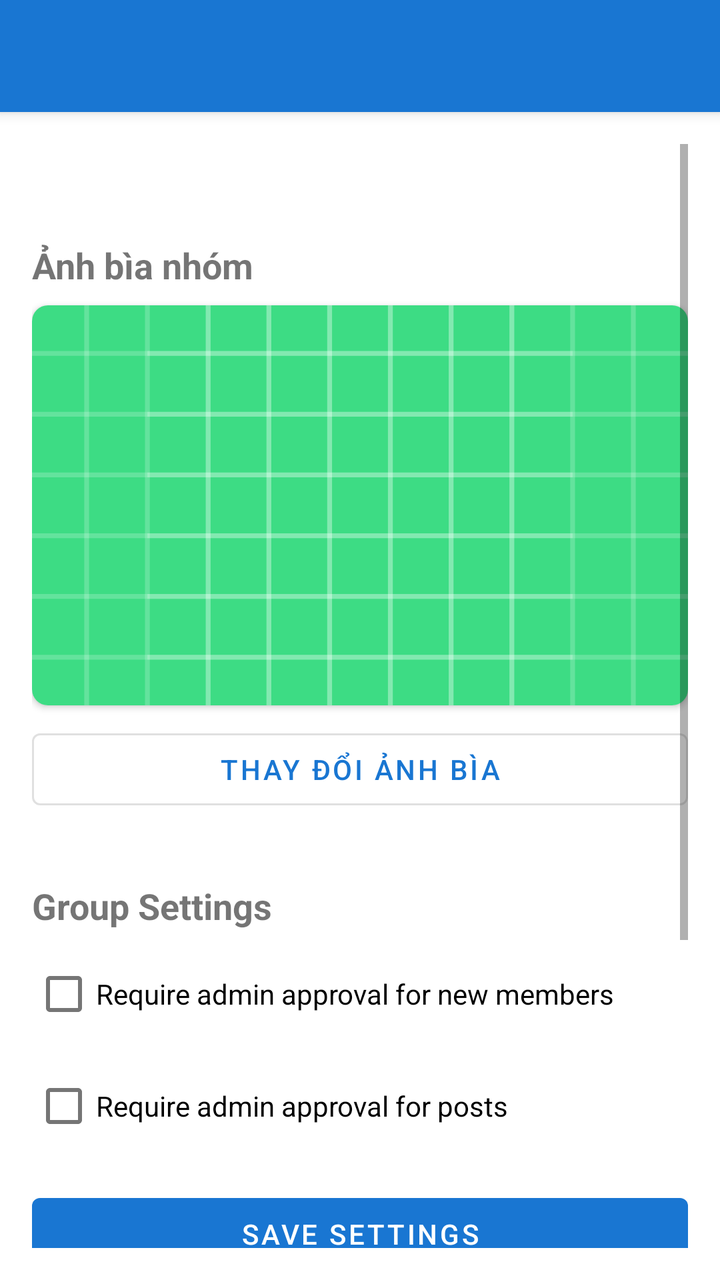
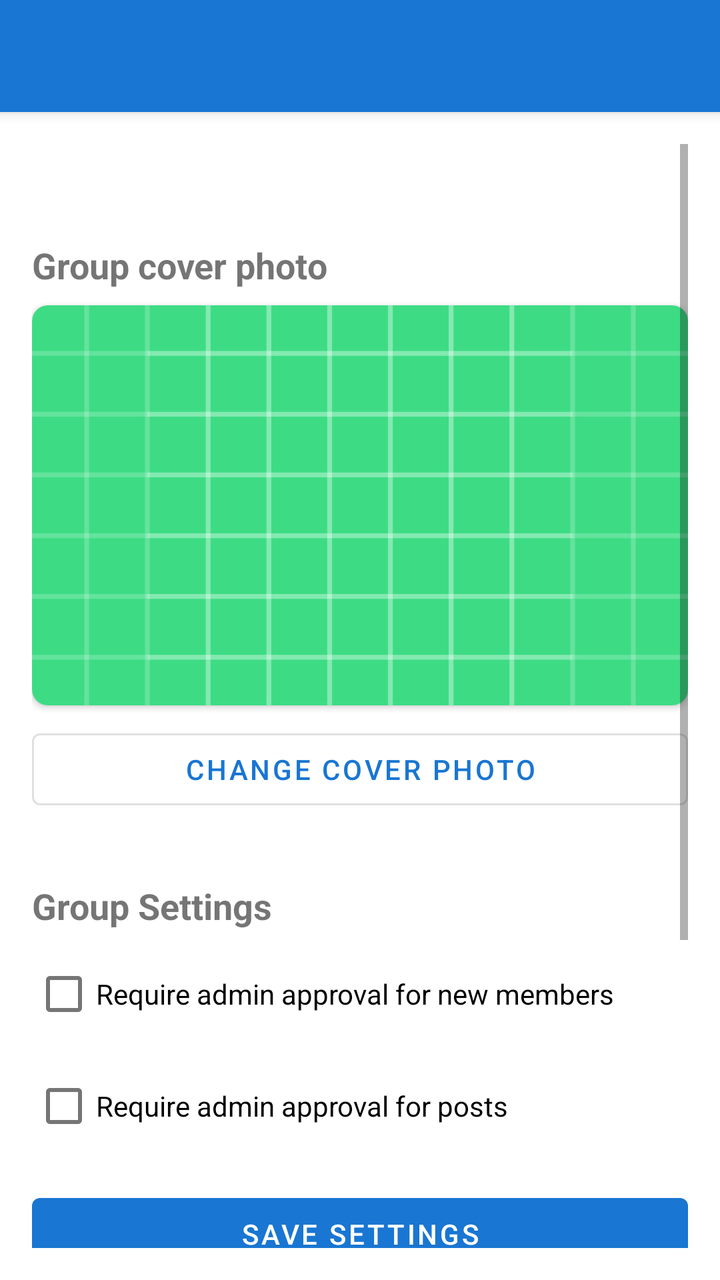

Before-and-after screenshots of an Android layout around one commit, followed by the original layout XML and the change that was made.
<!-- AndroidManifest.xml: application theme Theme.RunMapProApp -->
<!-- res/layout/activity_group_settings.xml -->
<?xml version="1.0" encoding="utf-8"?>
<androidx.coordinatorlayout.widget.CoordinatorLayout xmlns:android="http://schemas.android.com/apk/res/android"
    xmlns:app="http://schemas.android.com/apk/res-auto"
    android:layout_width="match_parent"
    android:layout_height="match_parent">

    <com.google.android.material.appbar.AppBarLayout
        android:layout_width="match_parent"
        android:layout_height="wrap_content">

        <com.google.android.material.appbar.MaterialToolbar
            android:id="@+id/toolbar"
            android:layout_width="match_parent"
            android:layout_height="?attr/actionBarSize"
            android:background="@color/deep_blue_500"
            app:titleTextColor="@android:color/white"
            app:navigationIconTint="@android:color/white" />

    </com.google.android.material.appbar.AppBarLayout>

<ScrollView
    android:layout_width="match_parent"
    android:layout_height="match_parent"
    app:layout_behavior="@string/appbar_scrolling_view_behavior"
    android:padding="16dp">

    <LinearLayout
        android:layout_width="match_parent"
        android:layout_height="wrap_content"
        android:orientation="vertical">

        <TextView
            android:id="@+id/tvGroupName"
            android:layout_width="match_parent"
            android:layout_height="wrap_content"
            android:textSize="24sp"
            android:textStyle="bold"
            android:gravity="center"
            android:layout_marginBottom="16dp" />

        
        <TextView
            android:layout_width="match_parent"
            android:layout_height="wrap_content"
            android:text="Ảnh bìa nhóm"
            android:textSize="18sp"
            android:textStyle="bold"
            android:layout_marginBottom="8dp" />

        <androidx.cardview.widget.CardView
            android:layout_width="match_parent"
            android:layout_height="200dp"
            android:layout_marginBottom="8dp"
            app:cardCornerRadius="8dp"
            app:cardElevation="2dp">

            <ImageView
                android:id="@+id/ivCoverImage"
                android:layout_width="match_parent"
                android:layout_height="match_parent"
                android:scaleType="centerCrop"
                android:src="@drawable/ic_launcher_background"
                android:contentDescription="Cover Image" />

        </androidx.cardview.widget.CardView>

        <Button
            android:id="@+id/btnChangeCoverImage"
            android:layout_width="match_parent"
            android:layout_height="wrap_content"
            android:text="Thay đổi ảnh bìa"
            style="?attr/materialButtonOutlinedStyle"
            android:layout_marginBottom="16dp" />

        <TextView
            android:layout_width="match_parent"
            android:layout_height="wrap_content"
            android:text="Invite Code"
            android:textSize="18sp"
            android:textStyle="bold"
            android:layout_marginBottom="8dp"
            android:id="@+id/tvInviteCodeLabel"
            android:visibility="gone" />

        <LinearLayout
            android:id="@+id/layoutInviteCode"
            android:layout_width="match_parent"
            android:layout_height="wrap_content"
            android:orientation="horizontal"
            android:background="@android:drawable/edit_text"
            android:padding="12dp"
            android:layout_marginBottom="8dp"
            android:visibility="gone">

            <TextView
                android:id="@+id/tvInviteCode"
                android:layout_width="0dp"
                android:layout_height="wrap_content"
                android:layout_weight="1"
                android:textSize="18sp"
                android:textStyle="bold"
                android:textColor="#6200EE"
                android:text="ABC123" />

            <Button
                android:id="@+id/btnCopyCode"
                android:layout_width="wrap_content"
                android:layout_height="wrap_content"
                android:text="Copy"
                style="?attr/materialButtonOutlinedStyle"
                android:minWidth="80dp"
                android:minHeight="0dp" />
        </LinearLayout>

        <Button
            android:id="@+id/btnRegenerateCode"
            android:layout_width="wrap_content"
            android:layout_height="wrap_content"
            android:layout_gravity="center"
            android:text="Regenerate Invite Code"
            android:layout_marginBottom="16dp"
            android:visibility="gone" />

        <TextView
            android:layout_width="match_parent"
            android:layout_height="wrap_content"
            android:text="Group Settings"
            android:textSize="18sp"
            android:textStyle="bold"
            android:layout_marginTop="16dp"
            android:layout_marginBottom="8dp" />

        <CheckBox
            android:id="@+id/cbRequireMemberApproval"
            android:layout_width="match_parent"
            android:layout_height="wrap_content"
            android:text="Require admin approval for new members"
            android:layout_marginBottom="8dp" />

        <CheckBox
            android:id="@+id/cbRequirePostApproval"
            android:layout_width="match_parent"
            android:layout_height="wrap_content"
            android:text="Require admin approval for posts"
            android:layout_marginBottom="16dp" />

        <Button
            android:id="@+id/btnSaveSettings"
            android:layout_width="match_parent"
            android:layout_height="wrap_content"
            android:text="Save Settings"
            android:layout_marginBottom="24dp" />

        <TextView
            android:layout_width="match_parent"
            android:layout_height="wrap_content"
            android:text="Management"
            android:textSize="18sp"
            android:textStyle="bold"
            android:layout_marginBottom="8dp" />

        <Button
            android:id="@+id/btnViewMembers"
            android:layout_width="match_parent"
            android:layout_height="wrap_content"
            android:text="View &amp; Manage Members"
            android:layout_marginBottom="8dp" />

        <TextView
            android:layout_width="match_parent"
            android:layout_height="wrap_content"
            android:text="Danger Zone"
            android:textSize="18sp"
            android:textStyle="bold"
            android:textColor="#F44336"
            android:layout_marginTop="24dp"
            android:layout_marginBottom="8dp" />

        <Button
            android:id="@+id/btnDeleteGroup"
            android:layout_width="match_parent"
            android:layout_height="wrap_content"
            android:text="Delete Group"
            android:backgroundTint="#F44336"
            android:textColor="@android:color/white"
            android:layout_marginBottom="8dp" />

        <ProgressBar
            android:id="@+id/progressBar"
            android:layout_width="wrap_content"
            android:layout_height="wrap_content"
            android:layout_gravity="center"
            android:layout_marginTop="16dp"
            android:visibility="gone" />

    </LinearLayout>

</ScrollView>

</androidx.coordinatorlayout.widget.CoordinatorLayout>
<!-- resources referenced by this layout -->
<resources>
  <color name="deep_blue_500">#1976D2</color>
  <!-- drawable ic_launcher_background: vector/xml drawable (drawable, 4866 chars, omitted) -->
  <style name="Theme.RunMapProApp" parent="Theme.MaterialComponents.DayNight.NoActionBar">
          
          <item name="colorPrimary">@color/deep_blue_500</item>
          <item name="colorPrimaryVariant">@color/deep_blue_700</item>
          <item name="colorOnPrimary">@color/white</item>
          
          <item name="colorSecondary">@color/teal_200</item>
          <item name="colorSecondaryVariant">@color/teal_700</item>
          <item name="colorOnSecondary">@color/black</item>
          
          <item name="android:statusBarColor">?attr/colorPrimaryVariant</item>
          
      </style>
  <color name="deep_blue_700">#1565C0</color>
  <color name="white">#FFFFFFFF</color>
  <color name="teal_200">#FF03DAC5</color>
  <color name="teal_700">#FF018786</color>
  <color name="black">#FF000000</color>
</resources>

<!-- the commit's change to res/layout/activity_group_settings.xml (unified diff, before → after) -->
@@ -42,7 +42,7 @@
         <TextView
             android:layout_width="match_parent"
             android:layout_height="wrap_content"
-            android:text="Ảnh bìa nhóm"
+            android:text="@string/group_cover_photo"
             android:textSize="18sp"
             android:textStyle="bold"
             android:layout_marginBottom="8dp" />
@@ -68,14 +68,14 @@
             android:id="@+id/btnChangeCoverImage"
             android:layout_width="match_parent"
             android:layout_height="wrap_content"
-            android:text="Thay đổi ảnh bìa"
+            android:text="@string/change_cover_photo"
             style="?attr/materialButtonOutlinedStyle"
             android:layout_marginBottom="16dp" />
 
         <TextView
             android:layout_width="match_parent"
             android:layout_height="wrap_content"
-            android:text="Invite Code"
+            android:text="@string/invite_code"
             android:textSize="18sp"
             android:textStyle="bold"
             android:layout_marginBottom="8dp"
@@ -106,7 +106,7 @@
                 android:id="@+id/btnCopyCode"
                 android:layout_width="wrap_content"
                 android:layout_height="wrap_content"
-                android:text="Copy"
+                android:text="@string/copy"
                 style="?attr/materialButtonOutlinedStyle"
                 android:minWidth="80dp"
                 android:minHeight="0dp" />
@@ -117,14 +117,14 @@
             android:layout_width="wrap_content"
             android:layout_height="wrap_content"
             android:layout_gravity="center"
-            android:text="Regenerate Invite Code"
+            android:text="@string/regenerate_invite_code"
             android:layout_marginBottom="16dp"
             android:visibility="gone" />
 
         <TextView
             android:layout_width="match_parent"
             android:layout_height="wrap_content"
-            android:text="Group Settings"
+            android:text="@string/group_settings"
             android:textSize="18sp"
             android:textStyle="bold"
             android:layout_marginTop="16dp"
@@ -134,27 +134,27 @@
             android:id="@+id/cbRequireMemberApproval"
             android:layout_width="match_parent"
             android:layout_height="wrap_content"
-            android:text="Require admin approval for new members"
+            android:text="@string/require_admin_approval_members"
             android:layout_marginBottom="8dp" />
 
         <CheckBox
             android:id="@+id/cbRequirePostApproval"
             android:layout_width="match_parent"
             android:layout_height="wrap_content"
-            android:text="Require admin approval for posts"
+            android:text="@string/require_admin_approval_posts"
             android:layout_marginBottom="16dp" />
 
         <Button
             android:id="@+id/btnSaveSettings"
             android:layout_width="match_parent"
             android:layout_height="wrap_content"
-            android:text="Save Settings"
+            android:text="@string/save_settings"
             android:layout_marginBottom="24dp" />
 
         <TextView
             android:layout_width="match_parent"
             android:layout_height="wrap_content"
-            android:text="Management"
+            android:text="@string/management"
             android:textSize="18sp"
             android:textStyle="bold"
             android:layout_marginBottom="8dp" />
@@ -163,13 +163,13 @@
             android:id="@+id/btnViewMembers"
             android:layout_width="match_parent"
             android:layout_height="wrap_content"
-            android:text="View &amp; Manage Members"
-            android:layout_marginBottom="8dp" />
-
-        <TextView
-            android:layout_width="match_parent"
-            android:layout_height="wrap_content"
-            android:text="Danger Zone"
+            android:text="@string/view_manage_members"
+            android:layout_marginBottom="8dp" />
+
+        <TextView
+            android:layout_width="match_parent"
+            android:layout_height="wrap_content"
+            android:text="@string/danger_zone"
             android:textSize="18sp"
             android:textStyle="bold"
             android:textColor="#F44336"
@@ -180,7 +180,7 @@
             android:id="@+id/btnDeleteGroup"
             android:layout_width="match_parent"
             android:layout_height="wrap_content"
-            android:text="Delete Group"
+            android:text="@string/delete_group"
             android:backgroundTint="#F44336"
             android:textColor="@android:color/white"
             android:layout_marginBottom="8dp" />
<!-- resource entries referenced after the edit -->
@@ -2,6 +2,19 @@
 <resources>
   <color name="deep_blue_500">#1976D2</color>
   <!-- drawable ic_launcher_background: vector/xml drawable (drawable, 4866 chars, omitted) -->
+  <string name="change_cover_photo">Change cover photo</string>
+  <string name="copy">Copy</string>
+  <string name="danger_zone">Danger Zone</string>
+  <string name="delete_group">Delete Group</string>
+  <string name="group_cover_photo">Group cover photo</string>
+  <string name="group_settings">Group Settings</string>
+  <string name="invite_code">Invite Code</string>
+  <string name="management">Management</string>
+  <string name="regenerate_invite_code">Regenerate Invite Code</string>
+  <string name="require_admin_approval_members">Require admin approval for new members</string>
+  <string name="require_admin_approval_posts">Require admin approval for posts</string>
+  <string name="save_settings">Save Settings</string>
+  <string name="view_manage_members">View &amp; Manage Members</string>
   <style name="Theme.RunMapProApp" parent="Theme.MaterialComponents.DayNight.NoActionBar">
           
           <item name="colorPrimary">@color/deep_blue_500</item>
